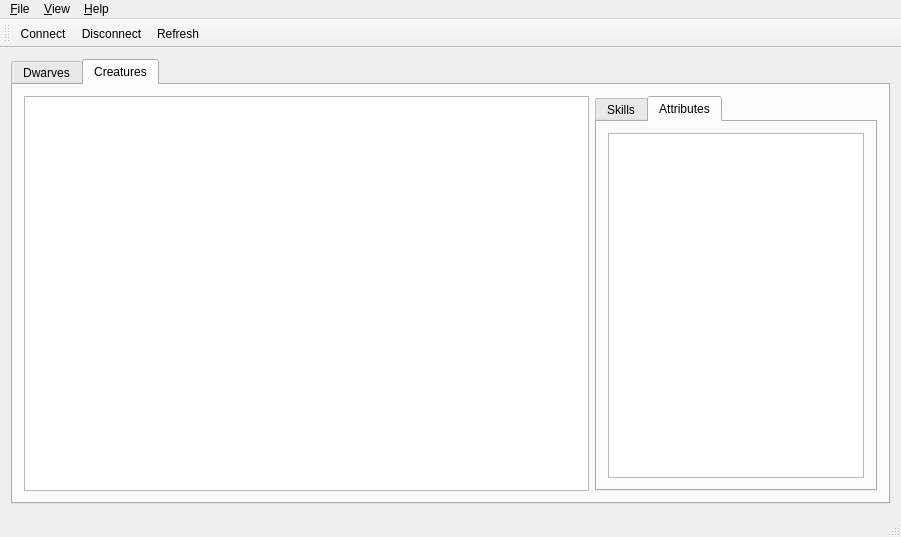
This is Runesmith/runesmith.ui in DFHack/Runesmith as Qt 5 draws it before an edit. The edited form follows.
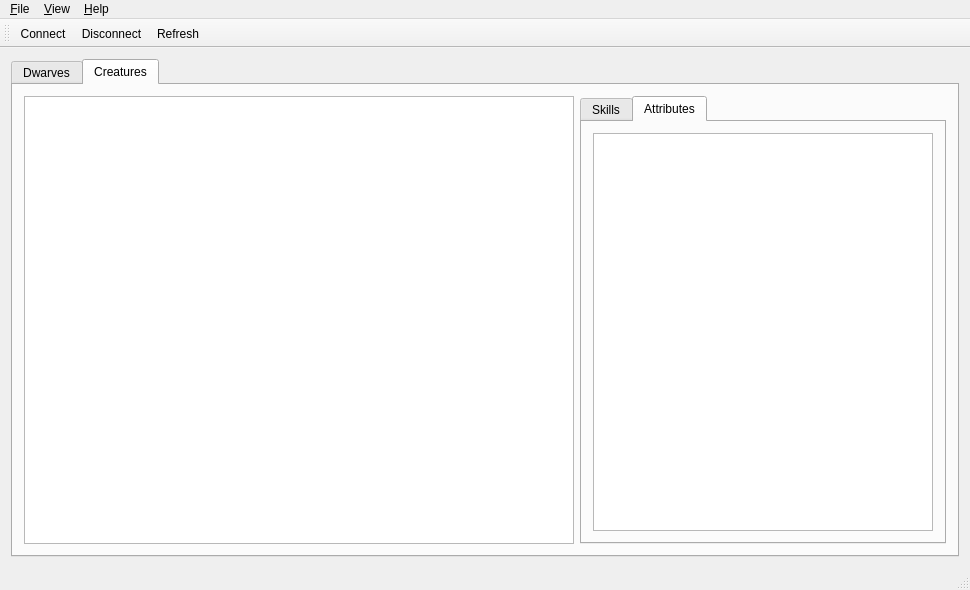
This is the edited form. The open tabs and pages were chosen to show the change. Icons and pictures are not drawn.

```diff
--- a/Runesmith/runesmith.ui
+++ b/Runesmith/runesmith.ui
@@ -6,8 +6,8 @@
    <rect>
     <x>0</x>
     <y>0</y>
-    <width>901</width>
-    <height>537</height>
+    <width>970</width>
+    <height>590</height>
    </rect>
   </property>
   <property name="windowTitle">
@@ -174,7 +174,7 @@
          <widget class="QTableView" name="creaturesTV">
           <property name="sizePolicy">
            <sizepolicy hsizetype="Expanding" vsizetype="Expanding">
-            <horstretch>2</horstretch>
+            <horstretch>3</horstretch>
             <verstretch>0</verstretch>
            </sizepolicy>
           </property>
@@ -196,7 +196,7 @@
          <widget class="QTabWidget" name="tabWidget_3">
           <property name="sizePolicy">
            <sizepolicy hsizetype="Expanding" vsizetype="Expanding">
-            <horstretch>1</horstretch>
+            <horstretch>2</horstretch>
             <verstretch>0</verstretch>
            </sizepolicy>
           </property>
@@ -233,6 +233,15 @@
               <property name="selectionBehavior">
                <enum>QAbstractItemView::SelectRows</enum>
               </property>
+              <property name="horizontalScrollMode">
+               <enum>QAbstractItemView::ScrollPerPixel</enum>
+              </property>
+              <attribute name="horizontalHeaderDefaultSectionSize">
+               <number>110</number>
+              </attribute>
+              <attribute name="horizontalHeaderDefaultSectionSize">
+               <number>110</number>
+              </attribute>
              </widget>
             </item>
            </layout>
@@ -250,7 +259,7 @@
     <rect>
      <x>0</x>
      <y>0</y>
-     <width>901</width>
+     <width>970</width>
      <height>21</height>
     </rect>
    </property>
```
Left out of the diff: 28 changed lines with no effect on the pictures.
